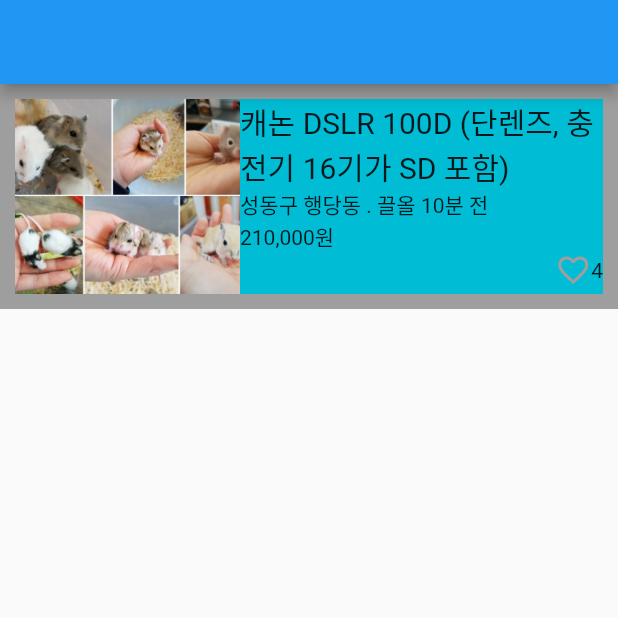
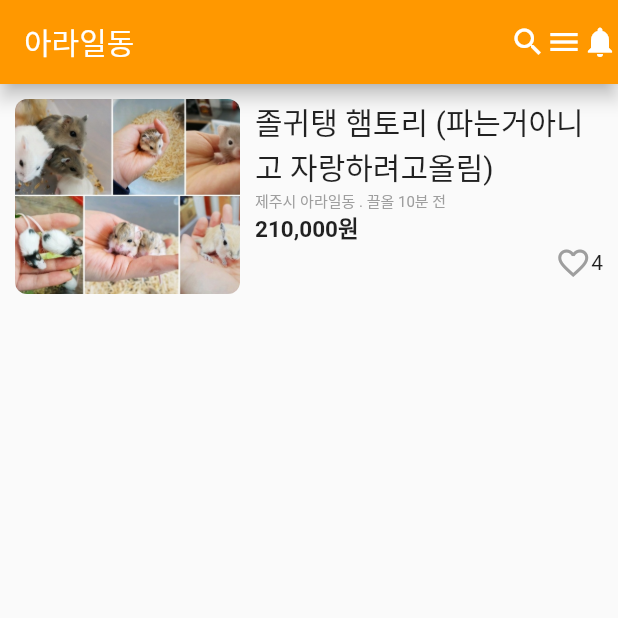
Before and after one commit to wonsunny/flutter-prac, a Flutter app: the screen it shows after launch, on a phone screen of 412 x 824 dp, the top half of it. Run offline on Flutter 3.47's test engine with Material 2 defaults, Android fonts, the phone set to English and light mode, and no system bars.

Commit message:
레이아웃 완성!

```diff
--- a/lib/main.dart
+++ b/lib/main.dart
@@ -11,21 +11,29 @@ class MyApp extends StatelessWidget {
 
     return MaterialApp(
       home: Scaffold(
-        appBar: AppBar(),
+        appBar: AppBar(actions: [Icon(Icons.search),Icon(Icons.menu),Icon(Icons.notifications)], title: Text('아라일동'),
+          backgroundColor: Colors.orange,
+          elevation: 5,
+        ),
         body: Container(
-            height: 150, color: Colors.grey, padding: EdgeInsets.all(10),
+            height: 150, padding: EdgeInsets.all(10),
             child: Row (
               children: [
-                Image.asset("assets/rat.jpg", fit: BoxFit.cover,width: 150,height: 150,),
+                ClipRRect(
+                  borderRadius: BorderRadius.circular(8.0),
+                    child: Image.asset(
+                      "assets/rat.jpg",
+                      fit: BoxFit.cover,width: 150,height: 150,)
+                ),
 
                 Flexible(
-                  child: Container(flex:,height: 150, color: Colors.cyan,
+                  child: Container(height: 150, margin: EdgeInsets.fromLTRB(10, 0, 0, 0),
                     child: Column(
                       crossAxisAlignment: CrossAxisAlignment.start,
                       children: [
-                        Text('캐논 DSLR 100D (단렌즈, 충전기 16기가 SD 포함)',style: TextStyle(fontSize: 20),),
-                        Text('성동구 행당동 . 끌올 10분 전'),
-                        Text('210,000원'),
+                        Text('졸귀탱 햄토리 (파는거아니고 자랑하려고올림)',style: TextStyle(fontSize: 20),),
+                        Text('제주시 아라일동 . 끌올 10분 전',style: TextStyle(fontSize: 10,color: Colors.grey),),
+                        Text('210,000원',style: TextStyle(fontSize: 15,fontWeight: FontWeight.w600),),
                         Row(
                           mainAxisAlignment: MainAxisAlignment.end,
                           children: [
```
